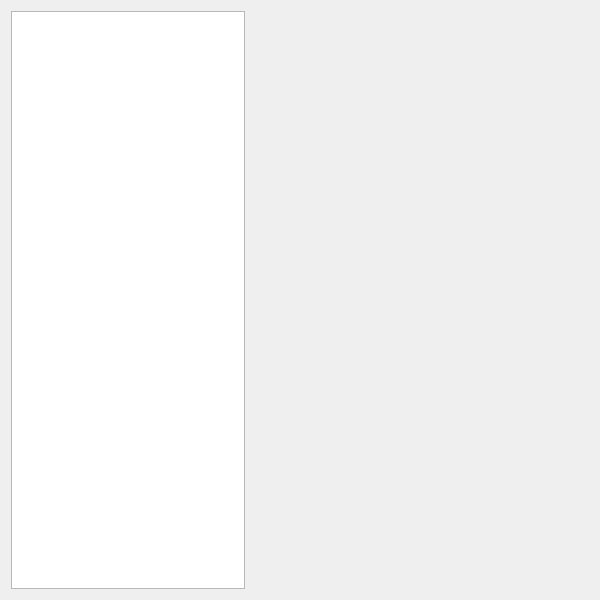
This is src/ui/preferences/PreferencesAdvancedPageWidget.ui in OtterBrowser/otter-browser as Qt 5 draws it before an edit. The edited form follows.
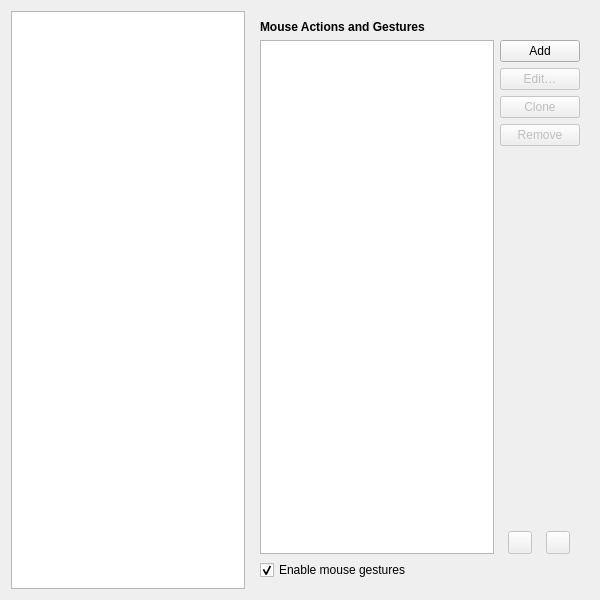
This is the edited form. The open tabs and pages were chosen to show the change. Custom widgets are drawn as their Qt base class.

Commit message: Initial work on configuration UI for mouse gestures, references #633

What changed in the file:
```diff
--- a/src/ui/preferences/PreferencesAdvancedPageWidget.ui
+++ b/src/ui/preferences/PreferencesAdvancedPageWidget.ui
@@ -1326,7 +1326,159 @@
        </item>
       </layout>
      </widget>
-     <widget class="QWidget" name="mousePage"/>
+     <widget class="QWidget" name="mousePage">
+      <layout class="QVBoxLayout" name="mouselLayout">
+       <item>
+        <widget class="QLabel" name="mouseHeader">
+         <property name="font">
+          <font>
+           <weight>75</weight>
+           <bold>true</bold>
+          </font>
+         </property>
+         <property name="text">
+          <string>Mouse Actions and Gestures</string>
+         </property>
+        </widget>
+       </item>
+       <item>
+        <layout class="QHBoxLayout" name="mouseProfilesLayout">
+         <item>
+          <widget class="Otter::ItemViewWidget" name="mouseViewWidget">
+           <property name="dragEnabled">
+            <bool>true</bool>
+           </property>
+           <property name="dragDropOverwriteMode">
+            <bool>false</bool>
+           </property>
+           <property name="dragDropMode">
+            <enum>QAbstractItemView::InternalMove</enum>
+           </property>
+           <property name="defaultDropAction">
+            <enum>Qt::MoveAction</enum>
+           </property>
+           <property name="alternatingRowColors">
+            <bool>true</bool>
+           </property>
+           <property name="selectionMode">
+            <enum>QAbstractItemView::SingleSelection</enum>
+           </property>
+           <property name="selectionBehavior">
+            <enum>QAbstractItemView::SelectRows</enum>
+           </property>
+           <attribute name="headerVisible">
+            <bool>false</bool>
+           </attribute>
+          </widget>
+         </item>
+         <item>
+          <layout class="QVBoxLayout" name="mouseButtonsLayout" stretch="0,0,0,0,1,0">
+           <item>
+            <widget class="QPushButton" name="mouseAddButton">
+             <property name="text">
+              <string>Add</string>
+             </property>
+            </widget>
+           </item>
+           <item>
+            <widget class="QPushButton" name="mouseEditButton">
+             <property name="enabled">
+              <bool>false</bool>
+             </property>
+             <property name="text">
+              <string>Edit…</string>
+             </property>
+            </widget>
+           </item>
+           <item>
+            <widget class="QPushButton" name="mouseCloneButton">
+             <property name="enabled">
+              <bool>false</bool>
+             </property>
+             <property name="text">
+              <string>Clone</string>
+             </property>
+            </widget>
+           </item>
+           <item>
+            <widget class="QPushButton" name="mouseRemoveButton">
+             <property name="enabled">
+              <bool>false</bool>
+             </property>
+             <property name="text">
+              <string>Remove</string>
+             </property>
+            </widget>
+           </item>
+           <item>
+            <spacer name="mouseSpacer">
+             <property name="orientation">
+              <enum>Qt::Vertical</enum>
+             </property>
+             <property name="sizeHint" stdset="0">
+              <size>
+               <width>0</width>
+               <height>0</height>
+              </size>
+             </property>
+            </spacer>
+           </item>
+           <item>
+            <layout class="QHBoxLayout" name="mouseMoveButtonsLayout">
+             <item>
+              <widget class="QToolButton" name="mouseMoveUpButton">
+               <property name="enabled">
+                <bool>false</bool>
+               </property>
+               <property name="toolTip">
+                <string>Move Up</string>
+               </property>
+              </widget>
+             </item>
+             <item>
+              <spacer name="mouseMoveButtonsSpacer">
+               <property name="orientation">
+                <enum>Qt::Horizontal</enum>
+               </property>
+               <property name="sizeType">
+                <enum>QSizePolicy::Minimum</enum>
+               </property>
+               <property name="sizeHint" stdset="0">
+                <size>
+                 <width>0</width>
+                 <height>0</height>
+                </size>
+               </property>
+              </spacer>
+             </item>
+             <item>
+              <widget class="QToolButton" name="mouseMoveDownButton">
+               <property name="enabled">
+                <bool>false</bool>
+               </property>
+               <property name="toolTip">
+                <string>Move Down</string>
+               </property>
+              </widget>
+             </item>
+            </layout>
+           </item>
+          </layout>
+         </item>
+        </layout>
+       </item>
+       <item>
+        <widget class="QCheckBox" name="mouseEnableGesturesCheckBox">
+         <property name="text">
+          <string>Enable mouse gestures</string>
+         </property>
+         <property name="checked">
+          <bool>true</bool>
+         </property>
+        </widget>
+       </item>
+      </layout>
+     </widget>
     </widget>
    </item>
   </layout>
```
Left out of the diff: 110 changed lines with no effect on the pictures. The commit also changes 9 other files.
